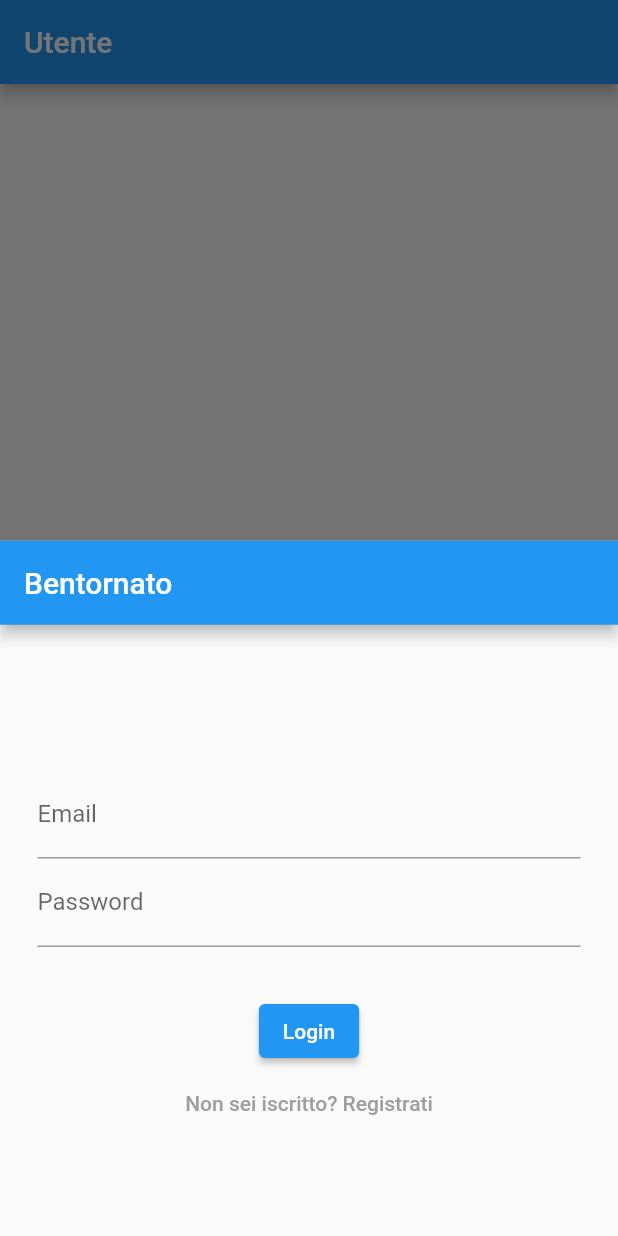
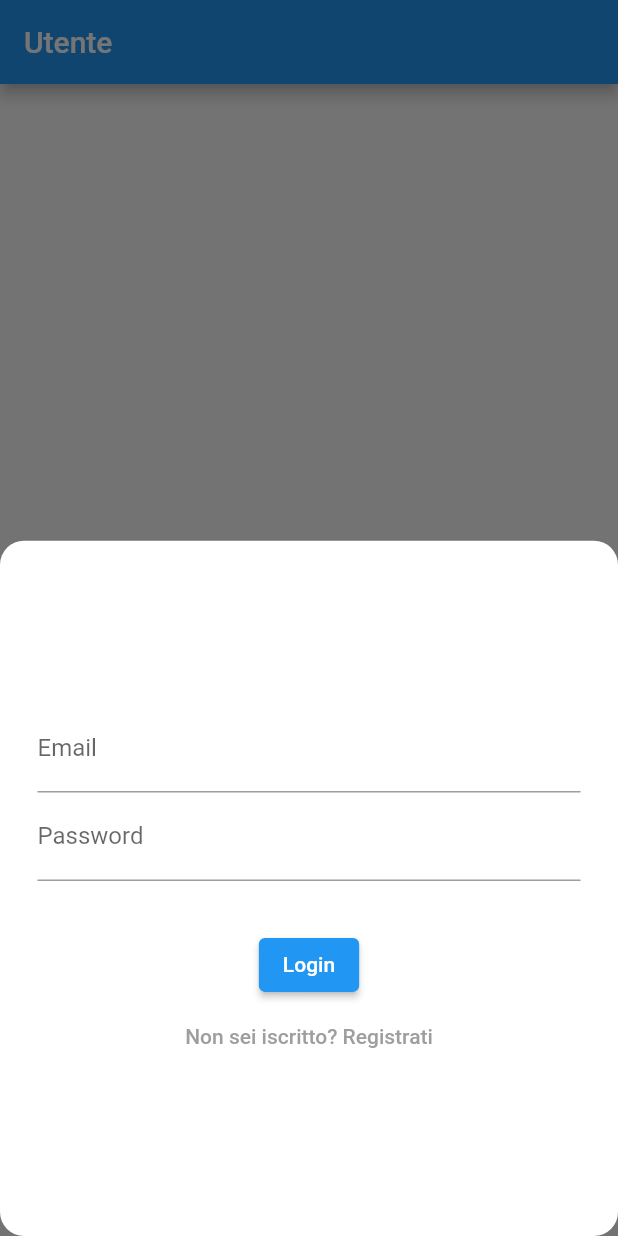
Before and after one commit to Glydric/cyberbullism_bully, a Flutter app: the screen it shows after launch, item 3 of the bottom bar chosen, after a tap on "LogIn", on a phone screen of 412 x 824 dp. Run offline on Flutter 3.47's test engine with Material 2 defaults, Android fonts, the phone set to English and light mode, and no system bars; our stand-ins replace shared_preferences.

Commit message:
design modify to make it with new modal on switcher

```diff
--- a/lib/View/profile/login_registration/login_page.dart
+++ b/lib/View/profile/login_registration/login_page.dart
@@ -59,19 +59,17 @@ class _LogInPageState extends State<LogInPage> {
       );
 
   @override
-  Widget build(BuildContext context) => Scaffold(
-        appBar: AppBar(
-          title: const Text("Bentornato", style: TextStyle(fontSize: 20)),
-          automaticallyImplyLeading: false,
+  Widget build(BuildContext context) => Center(
+        child: Container(
+          decoration: BoxDecoration(
+            color: Colors.white,
+            borderRadius: BorderRadius.circular(16),
           ),
-        body: SafeArea(
-          child: Center(
           child: Padding(
             padding: const EdgeInsets.symmetric(horizontal: 25),
             child: Column(
               children: [
-                  const Spacer(flex: 3),
-
+                const Spacer(flex: 2),
                 TextFormField(
                   controller: _emailController,
                   keyboardType: TextInputType.emailAddress,
@@ -112,6 +110,5 @@ class _LogInPageState extends State<LogInPage> {
             ),
           ),
         ),
-        ),
       );
 }
```
Lines whose indentation alone changed are shown as unchanged.
